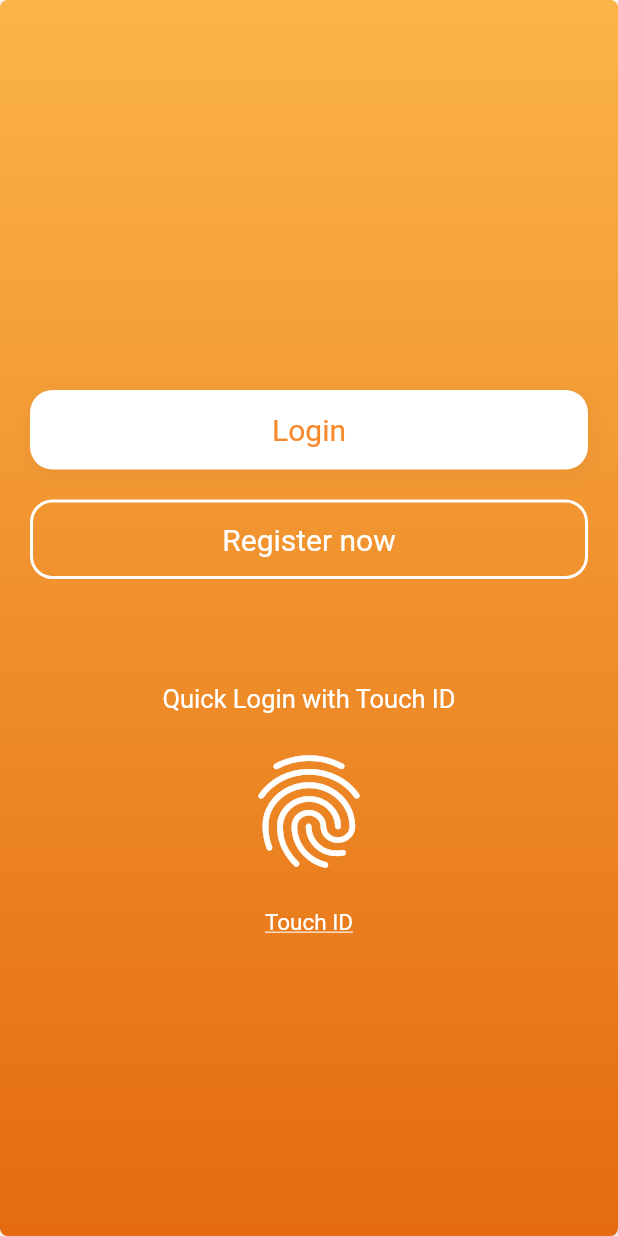
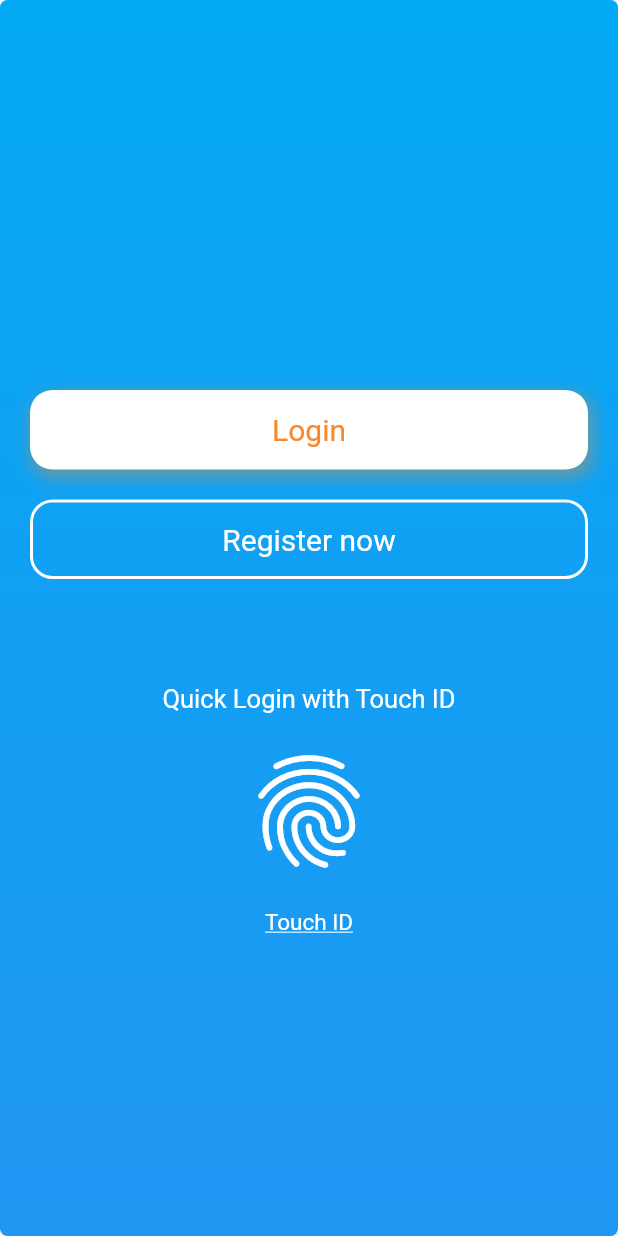
Before and after one commit to asamoah-fred/chat_app, a Flutter app: the screen it shows after launch, on a phone screen of 412 x 824 dp. Run offline on Flutter 3.47's test engine with Material 2 defaults, Android fonts, the light colour scheme and no system bars.

Commit message:
changed color

```diff
--- a/lib/main.dart
+++ b/lib/main.dart
@@ -12,7 +12,7 @@ class MyApp extends StatelessWidget {
   @override
   Widget build(BuildContext context) {
     return MaterialApp(
-      debugShowCheckedModeBanner: false,
+        debugShowCheckedModeBanner: false,
         title: 'Chat App',
         theme: ThemeData(
           primarySwatch: Colors.blue,
--- a/lib/screens/welcomepage.dart
+++ b/lib/screens/welcomepage.dart
@@ -33,8 +33,8 @@ class _WelcomePageState extends State<WelcomePage> {
               begin: Alignment.topCenter,
               end: Alignment.bottomCenter,
               colors: [
-                Color(0xfffbb448),
-                Color(0xffe46b10),
+                Colors.lightBlue,
+                Colors.blue,
               ],
             ),
           ),
```
